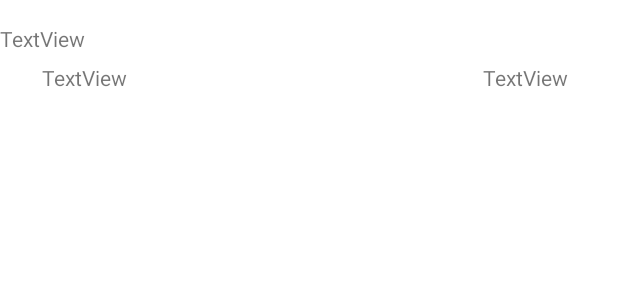
After one commit to tMology/Evaluation, an Android app: the layout contact_list_item.xml on its own in the app's theme, with its tools: preview values and no code run, on a phone screen of 412 x 824 dp. The commit adds this screen. Shown: the top 300 px of the screen. Run offline under Robolectric (Android 15) with nearby library versions, the phone set to English and light mode, and no system bars.

Commit message:
Added Contact adapter and contact_list_item these files complete the main fragment

```diff
--- a/app/src/main/java/edu/uncc/evaluation/MainActivity.java
+++ b/app/src/main/java/edu/uncc/evaluation/MainActivity.java
@@ -27,4 +27,5 @@ public class MainActivity extends AppCompatActivity {
                 .commit();
         //We cannot progress without creating a contact class to check our variables in #3 we will create a contact class
     }
+
 }
--- /dev/null
+++ b/app/src/main/res/layout/contact_list_item.xml
@@ -0,0 +1,38 @@
+<?xml version="1.0" encoding="utf-8"?>
+<androidx.constraintlayout.widget.ConstraintLayout xmlns:android="http://schemas.android.com/apk/res/android"
+    xmlns:app="http://schemas.android.com/apk/res-auto"
+    xmlns:tools="http://schemas.android.com/tools"
+    android:layout_width="match_parent"
+    android:layout_height="wrap_content">
+
+    <TextView
+        android:id="@+id/textViewName"
+        android:layout_width="348dp"
+        android:layout_height="18dp"
+        android:layout_marginTop="16dp"
+        android:text="TextView"
+        app:layout_constraintTop_toTopOf="parent"
+        tools:layout_editor_absoluteX="31dp" />
+
+    <TextView
+        android:id="@+id/textViewPhone"
+        android:layout_width="248dp"
+        android:layout_height="19dp"
+        android:layout_marginStart="28dp"
+        android:layout_marginTop="8dp"
+        android:text="TextView"
+        app:layout_constraintStart_toStartOf="parent"
+        app:layout_constraintTop_toBottomOf="@+id/textViewName" />
+
+    <TextView
+        android:id="@+id/textViewGroup"
+        android:layout_width="wrap_content"
+        android:layout_height="wrap_content"
+        android:layout_marginStart="24dp"
+        android:layout_marginTop="8dp"
+        android:text="TextView"
+        app:layout_constraintEnd_toEndOf="parent"
+        app:layout_constraintHorizontal_bias="0.396"
+        app:layout_constraintStart_toEndOf="@+id/textViewPhone"
+        app:layout_constraintTop_toBottomOf="@+id/textViewName" />
+</androidx.constraintlayout.widget.ConstraintLayout>
```
Also changed, not shown: app/src/main/java/edu/uncc/evaluation/ContactAdapter.java (added, +45 -0 lines), app/src/main/java/edu/uncc/evaluation/MainFragment.java (+64 -2 lines).
